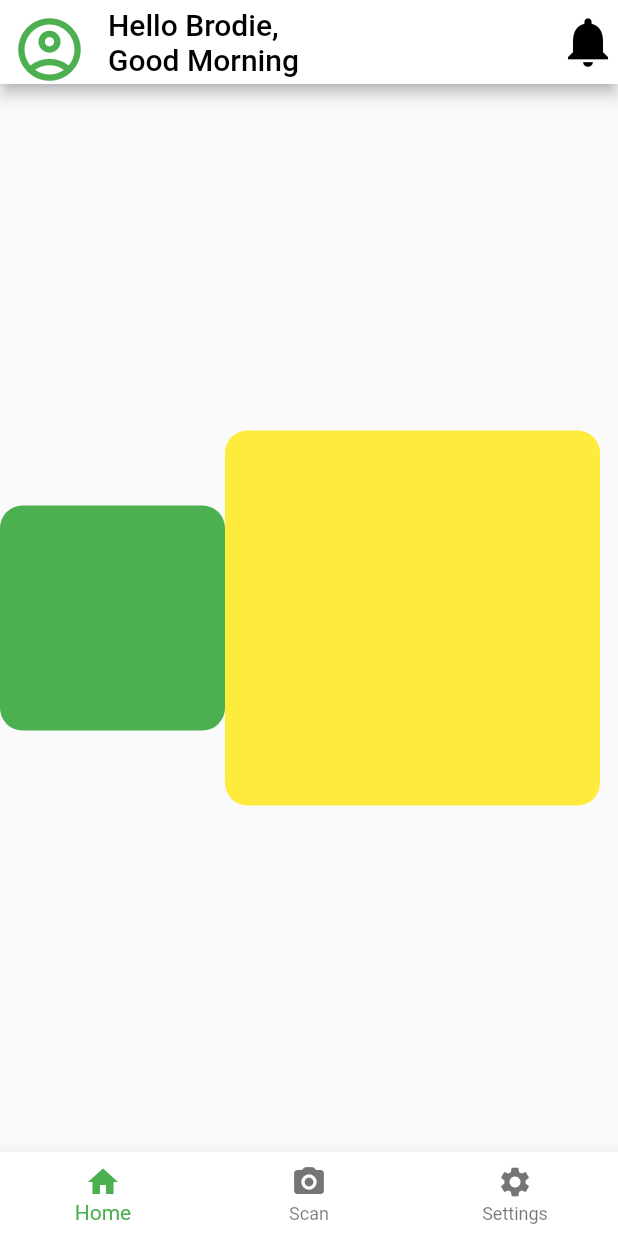
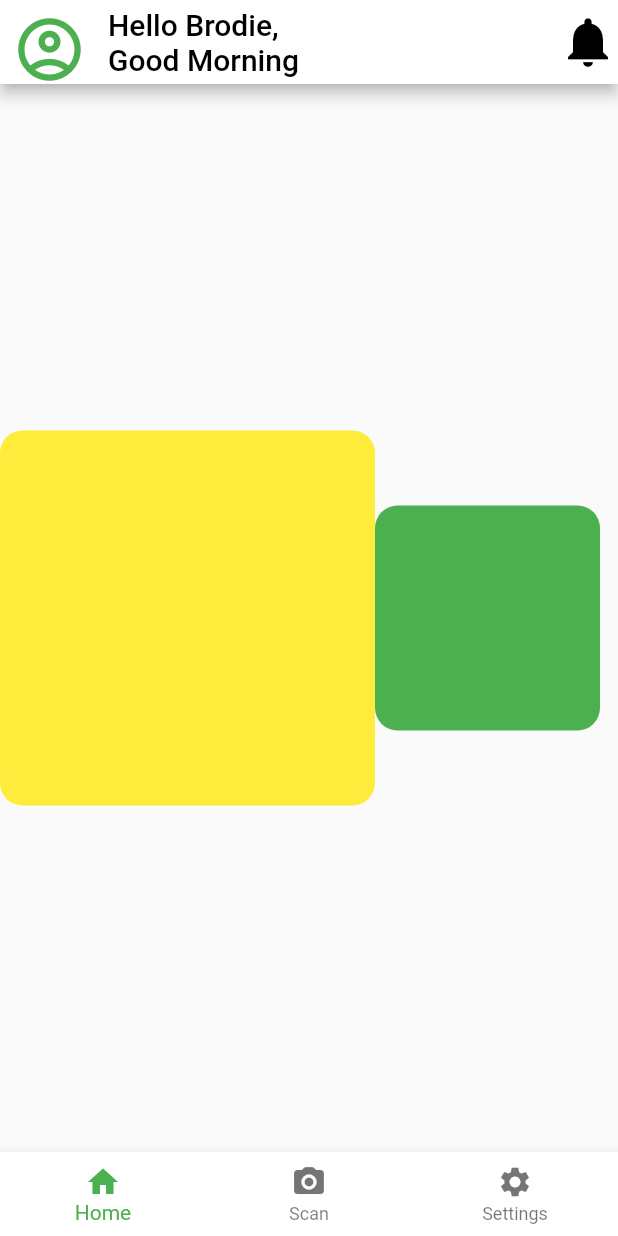
Before and after one commit to SimonOmalley/taswasteapptest, a Flutter app: the screen it shows after launch, on a phone screen of 412 x 824 dp. Run offline on Flutter 3.47's test engine with Material 2 defaults, Android fonts, the phone set to English and light mode, and no system bars.

Commit message:
Container management

```diff
--- a/lib/screens/Dashboard.dart
+++ b/lib/screens/Dashboard.dart
@@ -29,14 +29,6 @@ class _MyStatefulWidgetState extends State<MyStatefulWidget> {
     return Scaffold(
       body: Row(
         children: [
-          Container(
-            width: 150.0,
-            height: 150.0,
-            padding: EdgeInsets.all(20.0),
-            alignment: Alignment.topLeft,
-            decoration: BoxDecoration(
-                color: Colors.green, borderRadius: BorderRadius.circular(15.0)),
-          ),
           Center(
             child: Container(
               width: 250.0,
@@ -46,6 +38,14 @@ class _MyStatefulWidgetState extends State<MyStatefulWidget> {
                   color: Colors.yellow,
                   borderRadius: BorderRadius.circular(15.0)),
             ),
+          ),
+          Container(
+            width: 150.0,
+            height: 150.0,
+            padding: EdgeInsets.all(20.0),
+            alignment: Alignment.topLeft,
+            decoration: BoxDecoration(
+                color: Colors.green, borderRadius: BorderRadius.circular(15.0)),
           ),
         ],
       ),
```
